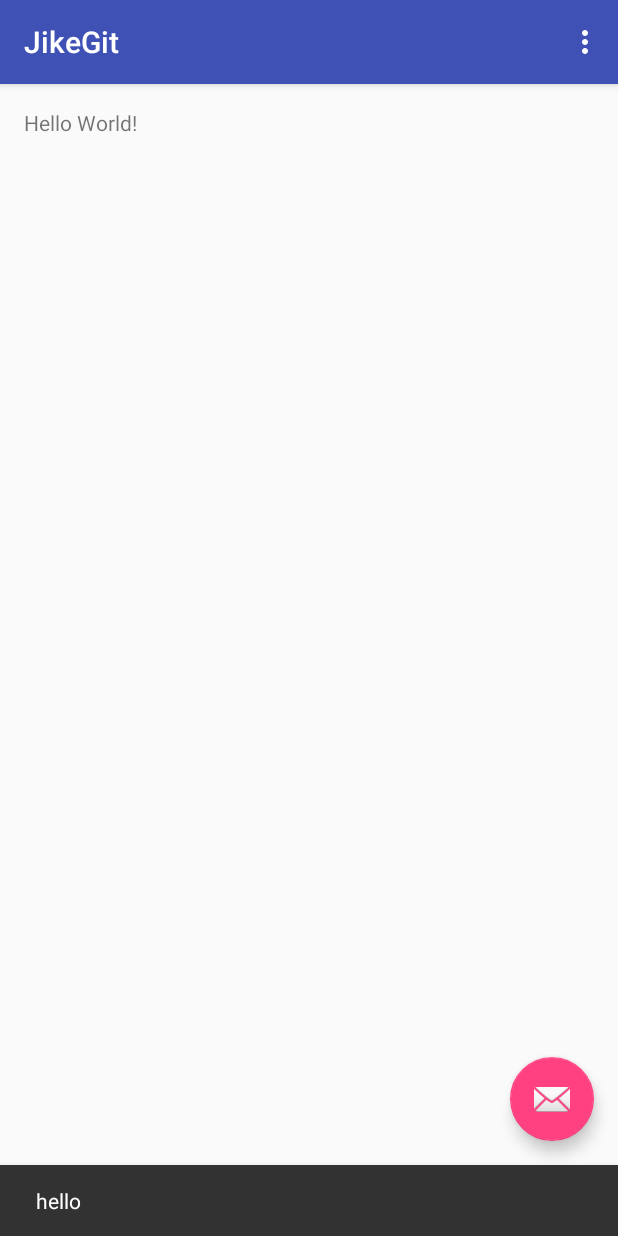
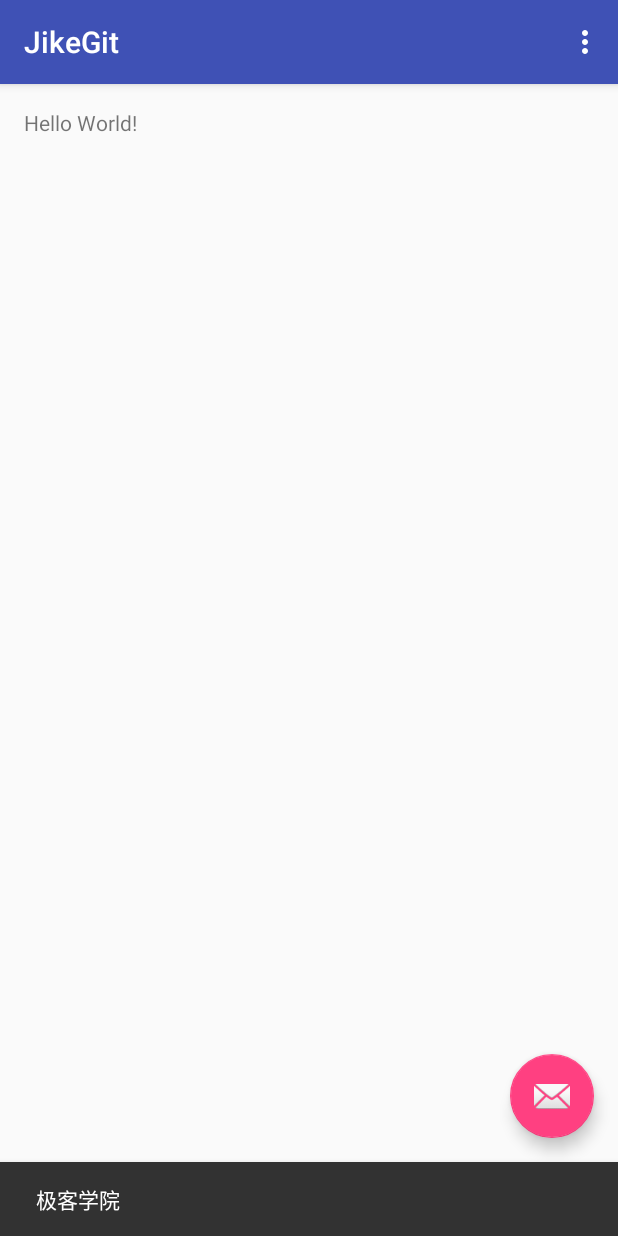
Before and after one commit to daguye918/JikeGit, an Android app: the screen it shows after launch (MainActivity), after a tap on an icon or button, on a phone screen of 412 x 824 dp. Run offline under Robolectric (Android 15) with nearby library versions, the phone set to English and light mode, and no system bars.

Commit message:
修改222

```diff
--- a/app/src/main/java/com/jikexueyuan/jikegit/MainActivity.java
+++ b/app/src/main/java/com/jikexueyuan/jikegit/MainActivity.java
@@ -22,7 +22,7 @@ public class MainActivity extends AppCompatActivity {
         fab.setOnClickListener(new View.OnClickListener() {
             @Override
             public void onClick(View view) {
-                Snackbar.make(view, "hello", Snackbar.LENGTH_LONG)
+                Snackbar.make(view, "极客学院", Snackbar.LENGTH_LONG)
                         .setAction("Action", null).show();
             }
         });
```
